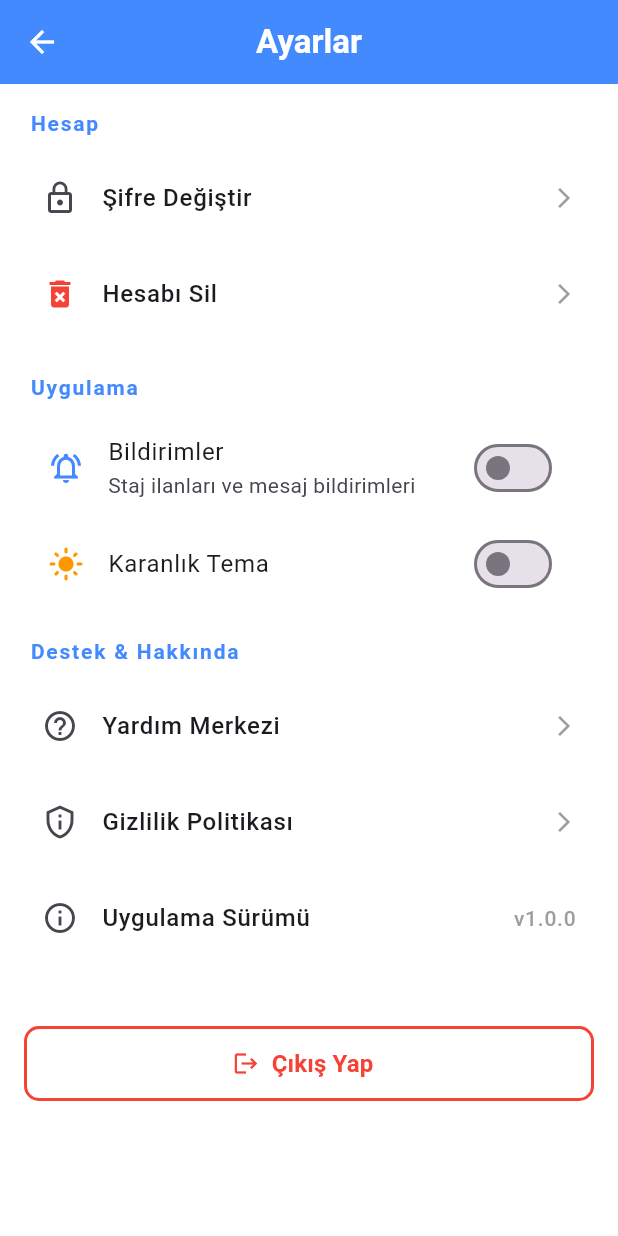
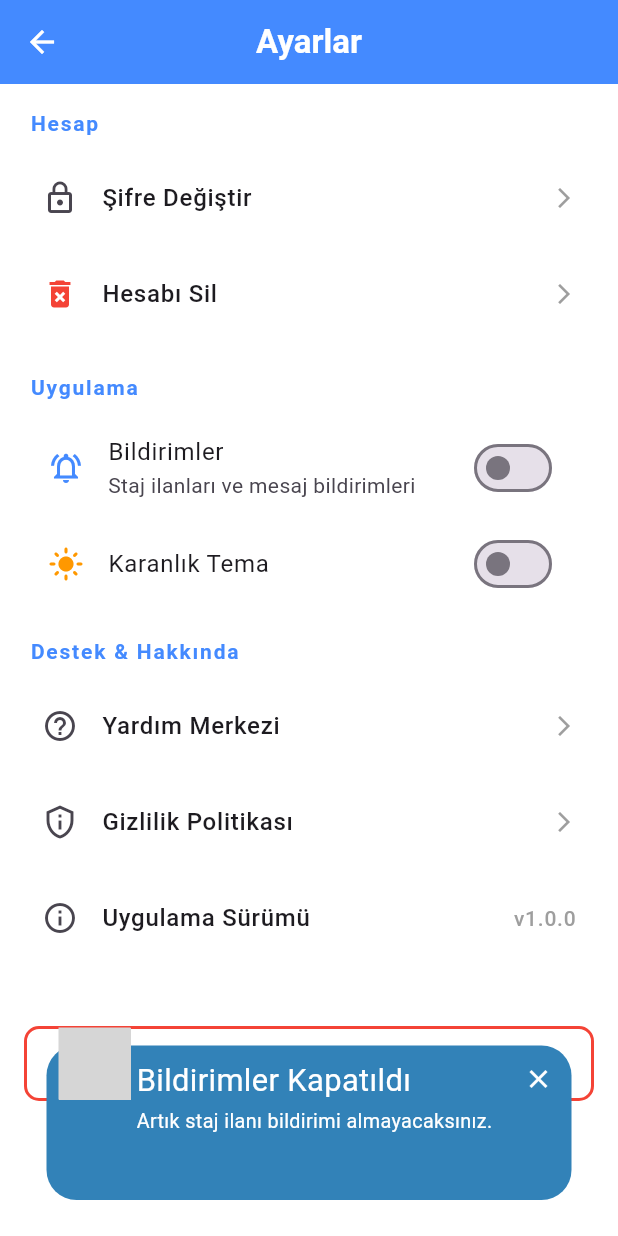
Before and after one commit to muratguner1/StajBul-app, a Flutter app: the StudentSettingsPage screen opened directly, after a tap on "Bildirimler", on a phone screen of 412 x 824 dp. Run offline on Flutter 3.47's test engine with Material 3 defaults, Android fonts, the light colour scheme and no system bars; drawn by our look-alikes of awesome_snackbar_content; our stand-ins replace cached_network_image, cloud_firestore, file_picker, firebase_auth, firebase_core, firebase_crashlytics and 7 more; accounts and stored records are empty; grey boxes are pictures that could not be loaded.

Commit message:
Student profile is completed and notification option added in student profile settings.

```diff
--- a/lib/core/constants/firestore_constants.dart
+++ b/lib/core/constants/common.dart
@@ -53,3 +53,7 @@ class FireStoreExperienceFields {
   static const String isCurrent = 'isCurrent';
   static const String createdAt = 'createdAt';
 }
+
+class FirebaseMessagingTopic {
+  static const String notification = 'staj_ilanlari';
+}
--- a/lib/models/company_profile_model.dart
+++ b/lib/models/company_profile_model.dart
@@ -1,5 +1,5 @@
 import 'package:cloud_firestore/cloud_firestore.dart';
-import 'package:staj_bul_demo/core/constants/firestore_constants.dart';
+import 'package:staj_bul_demo/core/constants/common.dart';
 
 class CompanyProfileModel {
   final String uid;
--- a/lib/models/experience_model.dart
+++ b/lib/models/experience_model.dart
@@ -1,5 +1,5 @@
 import 'package:cloud_firestore/cloud_firestore.dart';
-import 'package:staj_bul_demo/core/constants/firestore_constants.dart';
+import 'package:staj_bul_demo/core/constants/common.dart';
 
 class ExperienceModel {
   final String id;
--- a/lib/models/student_profile_model.dart
+++ b/lib/models/student_profile_model.dart
@@ -1,5 +1,5 @@
 import 'package:cloud_firestore/cloud_firestore.dart';
-import 'package:staj_bul_demo/core/constants/firestore_constants.dart';
+import 'package:staj_bul_demo/core/constants/common.dart';
 
 class StudentProfileModel {
   final String uid;
--- a/lib/models/user_model.dart
+++ b/lib/models/user_model.dart
@@ -1,5 +1,5 @@
 import 'package:cloud_firestore/cloud_firestore.dart';
-import 'package:staj_bul_demo/core/constants/firestore_constants.dart';
+import 'package:staj_bul_demo/core/constants/common.dart';
 import 'package:staj_bul_demo/core/constants/user_roles.dart';
 
 class UserModel {
--- a/lib/repositories/student/common_repository.dart
+++ b/lib/repositories/student/common_repository.dart
@@ -1,6 +1,6 @@
 import 'package:cloud_firestore/cloud_firestore.dart';
 import 'package:firebase_auth/firebase_auth.dart';
-import 'package:staj_bul_demo/core/constants/firestore_constants.dart';
+import 'package:staj_bul_demo/core/constants/common.dart';
 import 'package:staj_bul_demo/core/services/log_service.dart';
 import 'package:staj_bul_demo/models/student_profile_model.dart';
 import 'package:staj_bul_demo/models/user_model.dart';
--- a/lib/repositories/student/profile/contact_repository.dart
+++ b/lib/repositories/student/profile/contact_repository.dart
@@ -1,5 +1,5 @@
 import 'package:cloud_firestore/cloud_firestore.dart';
-import 'package:staj_bul_demo/core/constants/firestore_constants.dart';
+import 'package:staj_bul_demo/core/constants/common.dart';
 import 'package:staj_bul_demo/core/services/log_service.dart';
 
 class ContactRepository {
--- a/lib/repositories/student/profile/experience_repository.dart
+++ b/lib/repositories/student/profile/experience_repository.dart
@@ -1,5 +1,5 @@
 import 'package:cloud_firestore/cloud_firestore.dart';
-import 'package:staj_bul_demo/core/constants/firestore_constants.dart';
+import 'package:staj_bul_demo/core/constants/common.dart';
 import 'package:staj_bul_demo/core/services/log_service.dart';
 import 'package:staj_bul_demo/models/experience_model.dart';
 import 'package:staj_bul_demo/repositories/student/common_repository.dart';
--- a/lib/repositories/student/profile/profile_repository.dart
+++ b/lib/repositories/student/profile/profile_repository.dart
@@ -2,7 +2,7 @@ import 'dart:io';
 
 import 'package:cloud_firestore/cloud_firestore.dart';
 import 'package:firebase_storage/firebase_storage.dart';
-import 'package:staj_bul_demo/core/constants/firestore_constants.dart';
+import 'package:staj_bul_demo/core/constants/common.dart';
 import 'package:staj_bul_demo/core/services/log_service.dart';
 import 'package:staj_bul_demo/repositories/student/common_repository.dart';
 
--- a/lib/repositories/student/profile/resume_repository.dart
+++ b/lib/repositories/student/profile/resume_repository.dart
@@ -1,7 +1,7 @@
 import 'dart:io';
 import 'package:cloud_firestore/cloud_firestore.dart';
 import 'package:firebase_storage/firebase_storage.dart';
-import 'package:staj_bul_demo/core/constants/firestore_constants.dart';
+import 'package:staj_bul_demo/core/constants/common.dart';
 import 'package:staj_bul_demo/core/services/log_service.dart';
 
 class ResumeRepository {
--- a/lib/repositories/student/profile/skills_repository.dart
+++ b/lib/repositories/student/profile/skills_repository.dart
@@ -1,5 +1,5 @@
 import 'package:cloud_firestore/cloud_firestore.dart';
-import 'package:staj_bul_demo/core/constants/firestore_constants.dart';
+import 'package:staj_bul_demo/core/constants/common.dart';
 import 'package:staj_bul_demo/core/services/log_service.dart';
 
 class SkillsRepository {
--- a/lib/screens/student_screens/student_profile/student_settings.dart
+++ b/lib/screens/student_screens/student_profile/student_settings.dart
@@ -1,7 +1,10 @@
 import 'package:awesome_snackbar_content/awesome_snackbar_content.dart';
 import 'package:firebase_auth/firebase_auth.dart';
+import 'package:firebase_messaging/firebase_messaging.dart';
 import 'package:flutter/material.dart';
 import 'package:provider/provider.dart';
+import 'package:shared_preferences/shared_preferences.dart';
+import 'package:staj_bul_demo/core/constants/common.dart';
 import 'package:staj_bul_demo/providers/theme_provider.dart';
 import 'package:staj_bul_demo/repositories/student/common_repository.dart';
 import 'package:staj_bul_demo/screens/authentication/login.dart';
@@ -15,16 +18,85 @@ class StudentSettingsPage extends StatefulWidget {
   State<StudentSettingsPage> createState() => _StudentSettingsPageState();
 }
 
-//TODO: uygulama açıldığında login sayfasına gidiyor
-//TODO: bildirimleri hallet
-
 class _StudentSettingsPageState extends State<StudentSettingsPage> {
   final Auth _auth = Auth();
   final CommonRepository _commonRepository = CommonRepository();
   bool get _provider => Provider.of<ThemeProvider>(context).isDarkMode;
 
   bool _notificationsEnabled = true;
-  bool _isDarkMode = false;
+  bool _isLoadingNotifications =
+      true; //sonra değiştir true yap, şuan hafızada bilgi olmadığı için devre dışı bıraktım.
+
+  @override
+  void initState() {
+    super.initState();
+    _loadNotificationPreferences();
+  }
+
+  Future<void> _loadNotificationPreferences() async {
+    final prefs = await SharedPreferences.getInstance();
+    setState(() {
+      _notificationsEnabled = prefs.getBool('notifications_enabled') ?? true;
+      _isLoadingNotifications = false;
+
+      if (_notificationsEnabled) {
+        FirebaseMessaging.instance
+            .subscribeToTopic(FirebaseMessagingTopic.notification);
+      }
+    });
+  }
+
+  Future<void> _toggleNotifications(bool value) async {
+    final prefs = await SharedPreferences.getInstance();
+    final messaging = FirebaseMessaging.instance;
+
+    try {
+      if (value) {
+        NotificationSettings settings = await messaging.requestPermission();
+        if (settings.authorizationStatus == AuthorizationStatus.authorized) {
+          await messaging.subscribeToTopic(FirebaseMessagingTopic.notification);
+          await prefs.setBool('notifications_enabled', true);
+
+          setState(() {
+            _notificationsEnabled = true;
+          });
+
+          AwesomeSnackBar.show(context,
+              title: 'Bildirimler Açıldı',
+              message: 'Yeni staj ilanlarından haberdar edileceksiniz.',
+              contentType: ContentType.success);
+        } else {
+          AwesomeSnackBar.show(context,
+              title: 'İzin Gerekli',
+              message:
+                  'Bildirim alabilmek için telefon ayarlarından izin vermelisiniz.',
+              contentType: ContentType.warning);
+
+          setState(() {
+            _notificationsEnabled = false;
+          });
+        }
+      } else {
+        await messaging
+            .unsubscribeFromTopic(FirebaseMessagingTopic.notification);
+        await prefs.setBool('notifications_enabled', false);
+
+        setState(() {
+          _notificationsEnabled = false;
+        });
+
+        AwesomeSnackBar.show(context,
+            title: 'Bildirimler Kapatıldı',
+            message: 'Artık staj ilanı bildirimi almayacaksınız.',
+            contentType: ContentType.help);
+      }
+    } catch (e) {
+      AwesomeSnackBar.show(context,
+          title: 'Hata',
+          message: 'Bildirim ayarı değiştirilemedi.',
+          contentType: ContentType.failure);
+    }
+  }
 
   Future<void> _handleLogout() async {
     await _auth.logout();
@@ -35,6 +107,33 @@ class _StudentSettingsPageState extends State<StudentSettingsPage> {
           MaterialPageRoute(builder: (context) => const LoginPage()),
           (Route<dynamic> route) => false);
     }
+  }
+
+  void _showLogoutDialog() {
+    showDialog(
+      context: context,
+      builder: (context) => AlertDialog(
+        title: const Text(
+          'Çıkış Yap',
+          style: TextStyle(color: Colors.red, fontWeight: FontWeight.bold),
+        ),
+        content: const Text('Çıkış yapmak istediğinizden emin misiniz?'),
+        actions: [
+          TextButton(
+            onPressed: () => Navigator.pop(context),
+            child: const Text('İptal', style: TextStyle(color: Colors.grey)),
+          ),
+          ElevatedButton(
+              style:
+                  ElevatedButton.styleFrom(backgroundColor: Colors.blueAccent),
+              onPressed: _handleLogout,
+              child: const Text(
+                'Çıkış Yap',
+                style: TextStyle(color: Colors.white),
+              ))
+        ],
+      ),
+    );
   }
 
   void _showPasswordResetDialog() {
@@ -169,7 +268,9 @@ class _StudentSettingsPageState extends State<StudentSettingsPage> {
                 onTap: _showDeleteAccountDialog),
             const SizedBox(height: 20),
             _buildSectionHeader('Uygulama'),
-            SwitchListTile(
+            _isLoadingNotifications
+                ? const Center(child: CircularProgressIndicator())
+                : SwitchListTile(
                     secondary: const Icon(
                       Icons.notifications_active_outlined,
                       color: Colors.blueAccent,
@@ -178,11 +279,7 @@ class _StudentSettingsPageState extends State<StudentSettingsPage> {
                     subtitle: const Text('Staj ilanları ve mesaj bildirimleri'),
                     value: _notificationsEnabled,
                     activeThumbColor: Colors.blueAccent,
-              onChanged: (bool value) {
-                setState(() {
-                  _notificationsEnabled = value;
-                });
-              },
+                    onChanged: _toggleNotifications,
                   ),
             SwitchListTile(
               secondary: Icon(
@@ -222,7 +319,7 @@ class _StudentSettingsPageState extends State<StudentSettingsPage> {
               width: double.infinity,
               height: 50,
               child: OutlinedButton.icon(
-                onPressed: _handleLogout,
+                onPressed: _showLogoutDialog,
                 label: const Text(
                   'Çıkış Yap',
                   style: TextStyle(
--- a/lib/services/auth.dart
+++ b/lib/services/auth.dart
@@ -2,7 +2,7 @@ import 'package:cloud_firestore/cloud_firestore.dart';
 import 'package:firebase_auth/firebase_auth.dart';
 import 'package:staj_bul_demo/core/services/log_service.dart';
 import 'package:staj_bul_demo/models/user_model.dart';
-import 'package:staj_bul_demo/core/constants/firestore_constants.dart';
+import 'package:staj_bul_demo/core/constants/common.dart';
 import 'package:staj_bul_demo/core/constants/user_roles.dart';
 
 class Auth {
--- a/pubspec.yaml
+++ b/pubspec.yaml
@@ -52,6 +52,8 @@ dependencies:
   flutter_launcher_icons: ^0.14.4
   flutter_native_splash: ^2.4.7
   google_fonts: ^8.0.2
+  firebase_messaging: ^16.1.2
+  shared_preferences: ^2.5.4
 
 dev_dependencies:
   flutter_test:
```
Also changed, not shown: lib/main.dart (+10 -0 lines), lib/screens/authentication/auth_wrapper.dart (+13 -1 lines), pubspec.lock, 1 other file. Lines whose indentation alone changed are shown as unchanged.
